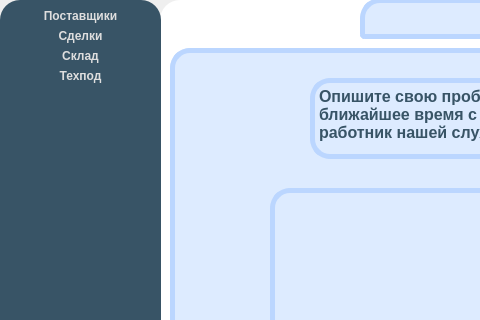
Above: CRM/manager/manager.ui from Plnguins/CRM before the change; both pictures show x 0 to 480 and y 0 to 320 of the 821 by 489 pixel window. Below: the same form after it.
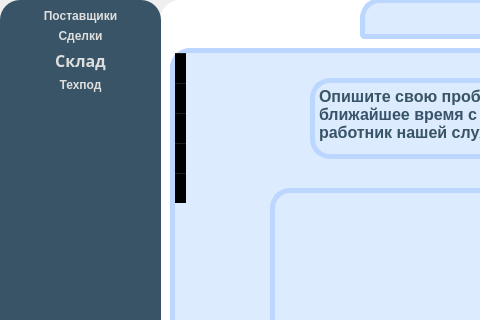
That is the form after the change. Icons and pictures are not drawn.

Commit message: Все действия конструктора интерфейса Manager внесены в сам интерфейс

```diff
--- a/CRM/manager/manager.ui
+++ b/CRM/manager/manager.ui
@@ -335,6 +335,14 @@
 }
 </string>
    </property>
+   <property name="rowCount">
+    <number>5</number>
+   </property>
+   <row/>
+   <row/>
+   <row/>
+   <row/>
+   <row/>
   </widget>
   <widget class="QPushButton" name="Delete">
    <property name="geometry">
@@ -664,6 +672,14 @@
     </item>
     <item>
      <widget class="QPushButton" name="Stock">
+      <property name="font">
+       <font>
+        <family>Comfortaa</family>
+        <pointsize>12</pointsize>
+        <italic>false</italic>
+        <bold>true</bold>
+       </font>
+      </property>
       <property name="styleSheet">
        <string notr="true">QPushButton#Stock:!pressed {
     font: 12pt &quot;Comfortaa&quot;;
@@ -705,6 +721,18 @@
       <property name="text">
        <string>Склад</string>
       </property>
+      <property name="icon">
+       <iconset>
+        <activeoff>:/images/sklad-white.png</activeoff>
+        <activeon>:/images/sklad-white.png</activeon>
+       </iconset>
+      </property>
+      <property name="iconSize">
+       <size>
+        <width>30</width>
+        <height>30</height>
+       </size>
+      </property>
       <property name="flat">
        <bool>true</bool>
       </property>
@@ -753,6 +781,18 @@
       <property name="text">
        <string>Техпод</string>
       </property>
+      <property name="icon">
+       <iconset>
+        <activeoff>:/images/t-white.png</activeoff>
+        <activeon>:/images/t-white.png</activeon>
+       </iconset>
+      </property>
+      <property name="iconSize">
+       <size>
+        <width>28</width>
+        <height>28</height>
+       </size>
+      </property>
       <property name="flat">
        <bool>true</bool>
       </property>
```
Left out of the diff: 82 changed lines with no effect on the pictures. The commit also changes 1 other file.
